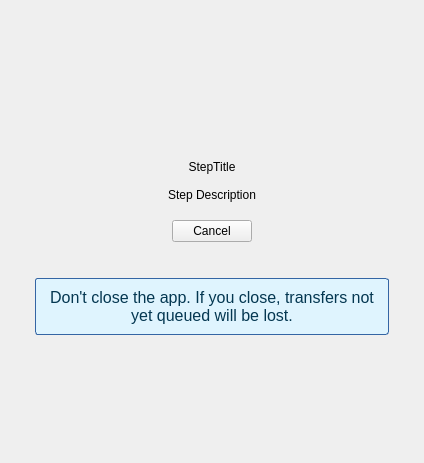
Before: the Qt Designer form src/MEGASync/gui/macx/ScanningWidget.ui in meganz/MEGAsync, drawn with Qt 5.
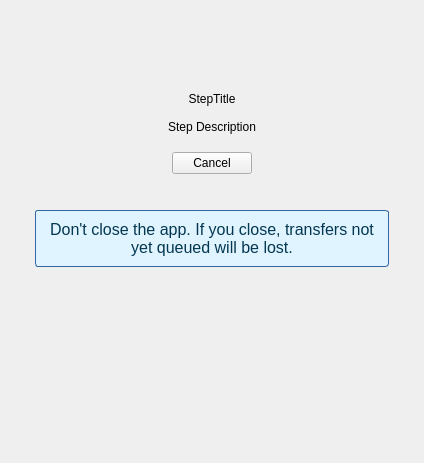
After: the same form once the commit is applied.

Patch:
```diff
--- a/src/MEGASync/gui/macx/ScanningWidget.ui
+++ b/src/MEGASync/gui/macx/ScanningWidget.ui
@@ -19,10 +19,13 @@
      <property name="orientation">
       <enum>Qt::Vertical</enum>
      </property>
+     <property name="sizeType">
+      <enum>QSizePolicy::Preferred</enum>
+     </property>
      <property name="sizeHint" stdset="0">
       <size>
        <width>20</width>
-       <height>40</height>
+       <height>50</height>
       </size>
      </property>
     </spacer>
```
